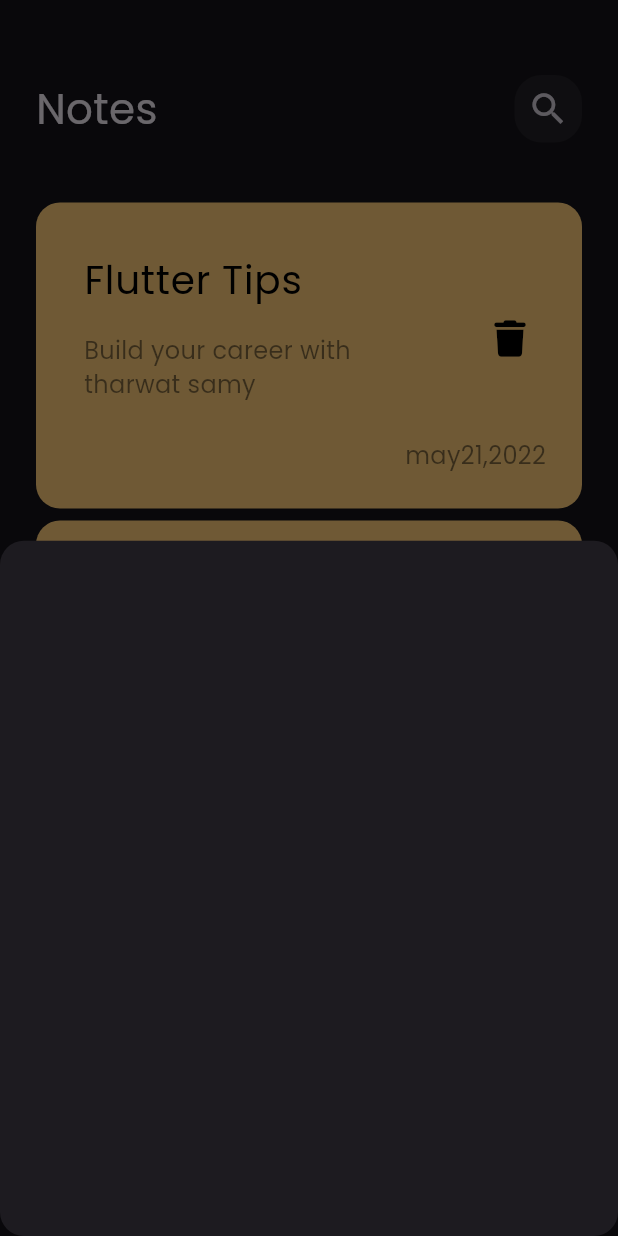
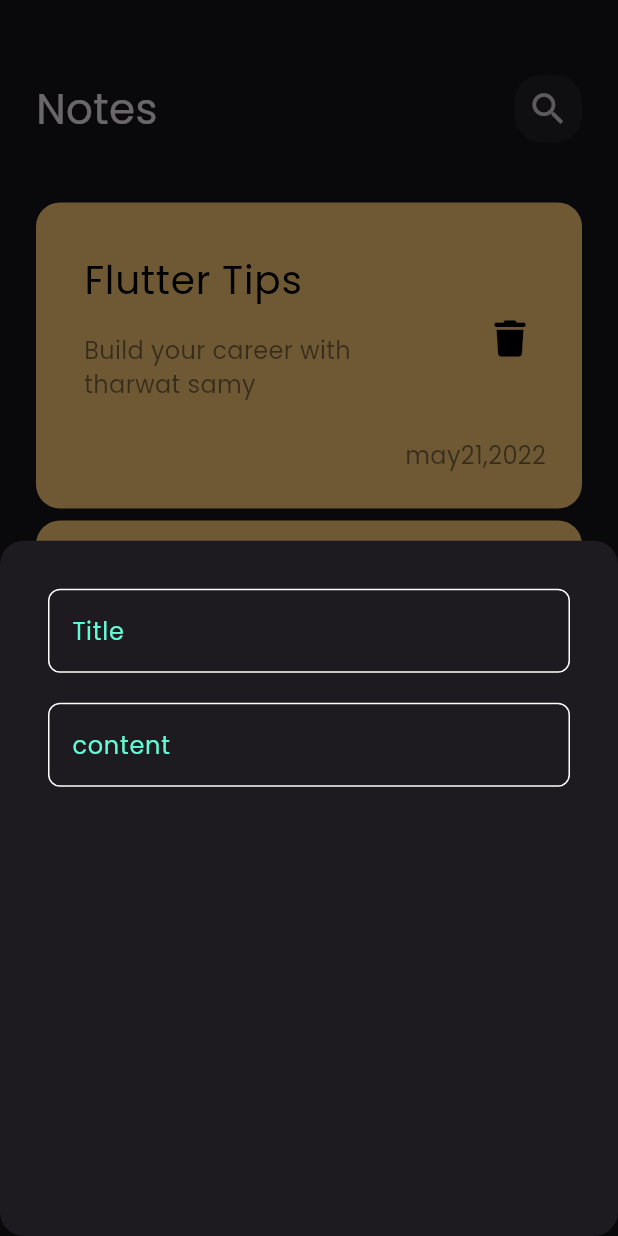
Before and after one commit to FatmaAhmedd33/note_app, a Flutter app: the screen it shows after launch, after a tap on the "add" icon, on a phone screen of 412 x 824 dp. Run offline on Flutter 3.47's test engine with Material 3 defaults, Android fonts, the phone set to English and light mode, and no system bars; our stand-ins replace font_awesome_flutter.

Commit message:
create custome text field

```diff
--- /dev/null
+++ b/lib/constants.dart
@@ -0,0 +1,3 @@
+import 'package:flutter/material.dart';
+
+const  kPrimaryColor= Color(0xff62FCD7);
--- a/lib/views/note_page.dart
+++ b/lib/views/note_page.dart
@@ -1,4 +1,5 @@
 import 'package:flutter/material.dart';
+import 'package:note_app/constants.dart';
 
 import '../widgets/add_note_buttom_sheet.dart';
 import '../widgets/notes_view_body.dart';
@@ -14,7 +15,7 @@ class NotePage extends StatelessWidget {
       floatingActionButton: IconButton(
           iconSize: 30,
           style: const ButtonStyle(
-              backgroundColor: MaterialStatePropertyAll(Colors.blueAccent)),
+              backgroundColor: MaterialStatePropertyAll(kPrimaryColor)),
           onPressed: () {
             showModalBottomSheet(
                 // any change in showModalBottomSheet to appear untill close it and open again cause has now build method here
--- a/lib/widgets/add_note_buttom_sheet.dart
+++ b/lib/widgets/add_note_buttom_sheet.dart
@@ -1,10 +1,29 @@
 import 'package:flutter/material.dart';
+
+import 'custome_text_field.dart';
 
 class AddNoteButtomSheet extends StatelessWidget {
   const AddNoteButtomSheet({super.key});
 
   @override
   Widget build(BuildContext context) {
-    return  Container();
+    return Container(
+      padding: const EdgeInsets.all(16),
+      margin: const EdgeInsets.all(16),
+      child: const Column(
+        //mainAxisAlignment: MainAxisAlignment.spaceBetween,
+        children: [
+          CustomeTextField(
+            text: 'Title',
+          ),
+          SizedBox(
+            height: 20,
+          ),
+          CustomeTextField(
+            text: 'content',
+          )
+        ],
+      ),
+    );
   }
 }
--- /dev/null
+++ b/lib/widgets/custome_text_field.dart
@@ -0,0 +1,30 @@
+import 'package:flutter/material.dart';
+import 'package:note_app/constants.dart';
+
+class CustomeTextField extends StatelessWidget {
+  const CustomeTextField({
+    super.key,
+    required this.text,
+  });
+  final String text;
+  @override
+  Widget build(BuildContext context) {
+    return TextField(
+      cursorColor: kPrimaryColor, //COLOR OF POINTER
+      decoration: InputDecoration(
+          border: buildBorder(),
+          enabledBorder: buildBorder(),
+          focusedBorder: buildBorder(kPrimaryColor),
+          hintText: text,
+          hintStyle: const TextStyle(color: kPrimaryColor)),
+    );
+  }
+
+  OutlineInputBorder buildBorder([color]) {
+    return OutlineInputBorder(
+        borderSide: BorderSide(
+          color: color ?? Colors.white,
+        ),
+        borderRadius: BorderRadius.circular(8));
+  }
+}
```
